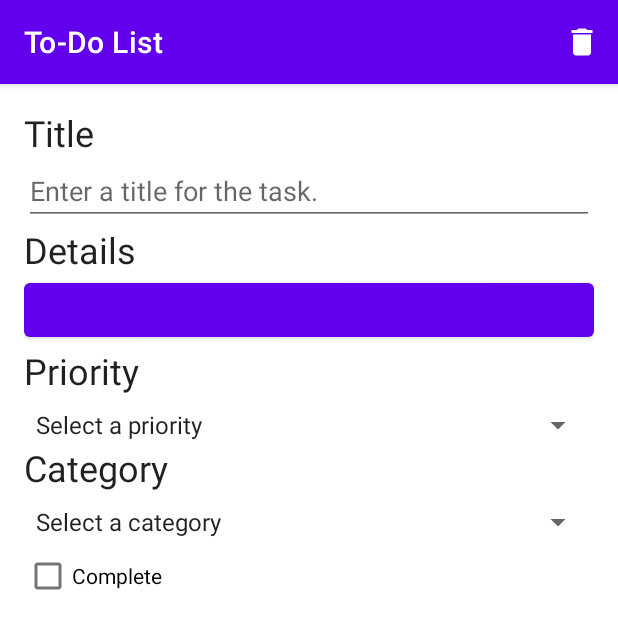
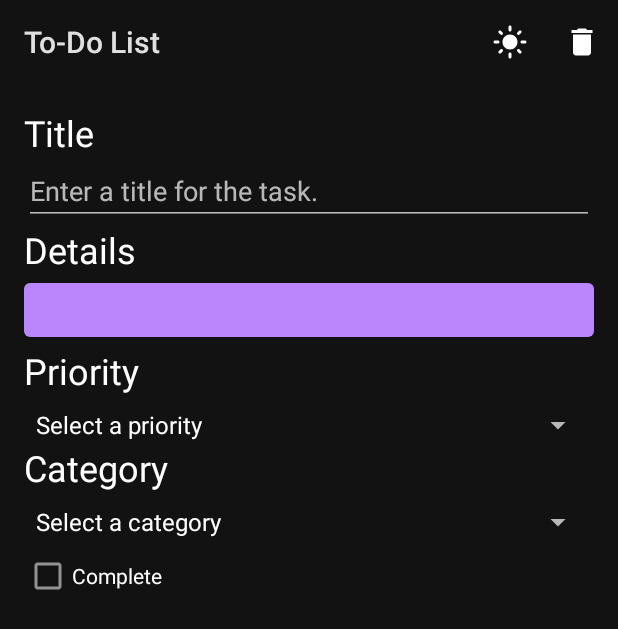
Before and after one commit to mbui2003/CS4750-Team25-FinalProject, an Android app: the fragment TaskDetailFragment placed in its activity, on a phone screen of 412 x 824 dp. Shown: the top 629 px of the screen. Run offline under Robolectric (Android 15) with nearby library versions, the phone set to English and light mode, and no system bars; our stand-ins replace Room's generated code; 4 statements that could not run were skipped.

Commit message:
Added feature to switch between dark and light themes

```diff
--- a/app/src/main/java/com/bignerdranch/android/todolist/MainActivity.kt
+++ b/app/src/main/java/com/bignerdranch/android/todolist/MainActivity.kt
@@ -2,10 +2,60 @@ package com.bignerdranch.android.todolist
 
 import androidx.appcompat.app.AppCompatActivity
 import android.os.Bundle
+import android.view.Menu
+import android.view.MenuItem
+import androidx.appcompat.app.AppCompatDelegate
 
 class MainActivity : AppCompatActivity() {
     override fun onCreate(savedInstanceState: Bundle?) {
         super.onCreate(savedInstanceState)
         setContentView(R.layout.activity_main)
     }
+
+    override fun onCreateOptionsMenu(menu: Menu?): Boolean {
+        menuInflater.inflate(R.menu.fragment_task_main, menu)
+        return true
+    }
+
+    override fun onPrepareOptionsMenu(menu: Menu?): Boolean {
+        updateThemeIcon(menu?.findItem(R.id.action_darkmode))
+        return super.onPrepareOptionsMenu(menu)
+    }
+
+    override fun onOptionsItemSelected(item: MenuItem): Boolean {
+        return when (item.itemId) {
+            R.id.action_darkmode -> {
+                toggleTheme()
+                true
+            }
+            // Handle other menu items if needed
+            else -> super.onOptionsItemSelected(item)
+        }
+    }
+
+    private fun toggleTheme() {
+        when (resources.configuration.uiMode and android.content.res.Configuration.UI_MODE_NIGHT_MASK) {
+            android.content.res.Configuration.UI_MODE_NIGHT_NO -> {
+                // Switch to dark mode
+                AppCompatDelegate.setDefaultNightMode(AppCompatDelegate.MODE_NIGHT_YES)
+            }
+            android.content.res.Configuration.UI_MODE_NIGHT_YES -> {
+                // Switch to light mode
+                AppCompatDelegate.setDefaultNightMode(AppCompatDelegate.MODE_NIGHT_NO)
+            }
+        }
+    }
+
+    private fun updateThemeIcon(item: MenuItem?) {
+        when (resources.configuration.uiMode and android.content.res.Configuration.UI_MODE_NIGHT_MASK) {
+            android.content.res.Configuration.UI_MODE_NIGHT_NO -> {
+                // Set dark mode icon
+                item?.setIcon(R.drawable.ic_menu_darkmode)
+            }
+            android.content.res.Configuration.UI_MODE_NIGHT_YES -> {
+                // Set light mode icon
+                item?.setIcon(R.drawable.ic_menu_lightmode)
+            }
+        }
+    }
 }
--- /dev/null
+++ b/app/src/main/res/drawable/ic_menu_darkmode.xml
@@ -0,0 +1,5 @@
+<vector android:height="24dp" android:tint="#FFFFFF"
+    android:viewportHeight="24" android:viewportWidth="24"
+    android:width="24dp" xmlns:android="http://schemas.android.com/apk/res/android">
+    <path android:fillColor="@android:color/white" android:pathData="M9.5,2c-1.82,0 -3.53,0.5 -5,1.35c2.99,1.73 5,4.95 5,8.65s-2.01,6.92 -5,8.65C5.97,21.5 7.68,22 9.5,22c5.52,0 10,-4.48 10,-10S15.02,2 9.5,2z"/>
+</vector>
--- /dev/null
+++ b/app/src/main/res/drawable/ic_menu_lightmode.xml
@@ -0,0 +1,5 @@
+<vector android:height="24dp" android:tint="#FFFFFF"
+    android:viewportHeight="24" android:viewportWidth="24"
+    android:width="24dp" xmlns:android="http://schemas.android.com/apk/res/android">
+    <path android:fillColor="@android:color/white" android:pathData="M12,7c-2.76,0 -5,2.24 -5,5s2.24,5 5,5s5,-2.24 5,-5S14.76,7 12,7L12,7zM2,13l2,0c0.55,0 1,-0.45 1,-1s-0.45,-1 -1,-1l-2,0c-0.55,0 -1,0.45 -1,1S1.45,13 2,13zM20,13l2,0c0.55,0 1,-0.45 1,-1s-0.45,-1 -1,-1l-2,0c-0.55,0 -1,0.45 -1,1S19.45,13 20,13zM11,2v2c0,0.55 0.45,1 1,1s1,-0.45 1,-1V2c0,-0.55 -0.45,-1 -1,-1S11,1.45 11,2zM11,20v2c0,0.55 0.45,1 1,1s1,-0.45 1,-1v-2c0,-0.55 -0.45,-1 -1,-1C11.45,19 11,19.45 11,20zM5.99,4.58c-0.39,-0.39 -1.03,-0.39 -1.41,0c-0.39,0.39 -0.39,1.03 0,1.41l1.06,1.06c0.39,0.39 1.03,0.39 1.41,0s0.39,-1.03 0,-1.41L5.99,4.58zM18.36,16.95c-0.39,-0.39 -1.03,-0.39 -1.41,0c-0.39,0.39 -0.39,1.03 0,1.41l1.06,1.06c0.39,0.39 1.03,0.39 1.41,0c0.39,-0.39 0.39,-1.03 0,-1.41L18.36,16.95zM19.42,5.99c0.39,-0.39 0.39,-1.03 0,-1.41c-0.39,-0.39 -1.03,-0.39 -1.41,0l-1.06,1.06c-0.39,0.39 -0.39,1.03 0,1.41s1.03,0.39 1.41,0L19.42,5.99zM7.05,18.36c0.39,-0.39 0.39,-1.03 0,-1.41c-0.39,-0.39 -1.03,-0.39 -1.41,0l-1.06,1.06c-0.39,0.39 -0.39,1.03 0,1.41s1.03,0.39 1.41,0L7.05,18.36z"/>
+</vector>
--- /dev/null
+++ b/app/src/main/res/menu/fragment_task_main.xml
@@ -0,0 +1,9 @@
+<?xml version="1.0" encoding="utf-8"?>
+<menu xmlns:android="http://schemas.android.com/apk/res/android"
+    xmlns:app="http://schemas.android.com/apk/res-auto">
+    <item
+        android:id="@+id/action_darkmode"
+        android:title="@string/toggle_theme"
+        android:icon="@drawable/ic_menu_darkmode"
+        app:showAsAction="ifRoom|withText"/>
+</menu>
--- a/app/src/main/res/values/strings.xml
+++ b/app/src/main/res/values/strings.xml
@@ -6,6 +6,7 @@
     <string name="task_solved_label">Complete</string>
     <string name="new_task">New Task</string>
     <string name="delete_task">Delete Task</string>
+    <string name="toggle_theme">Dark Mode / Light Mode</string>
     <string name="no_tasks">There are no new tasks!</string>
     <string name="priority_label">Priority</string>
     <string name="category_label">Category</string>
```
